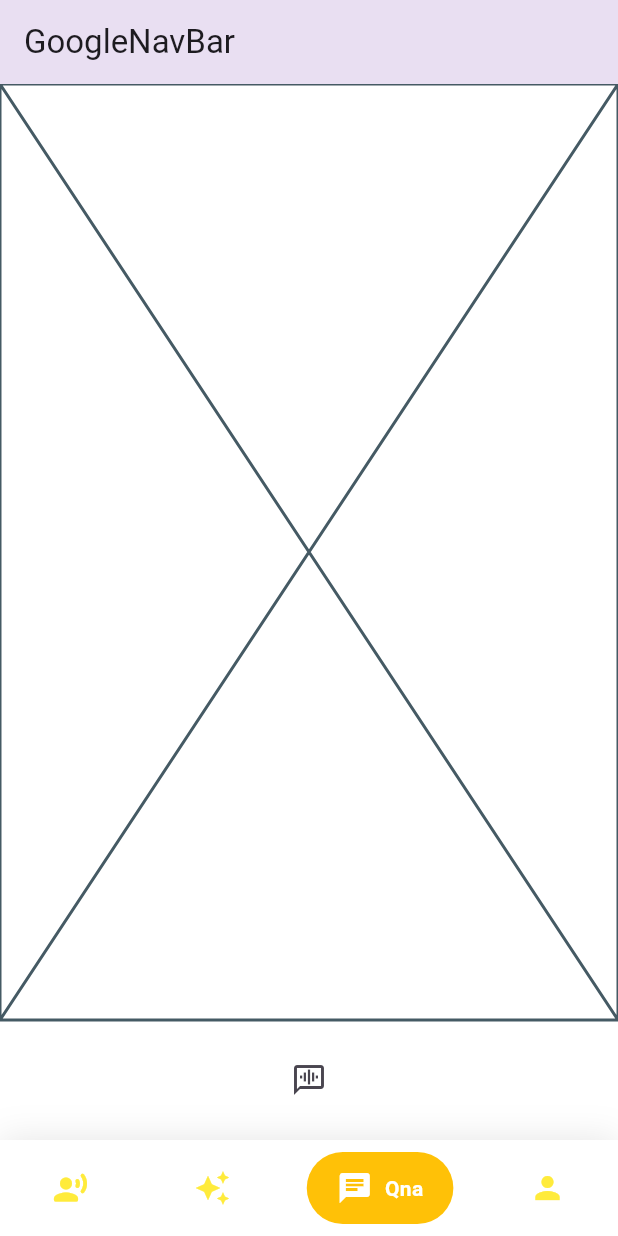
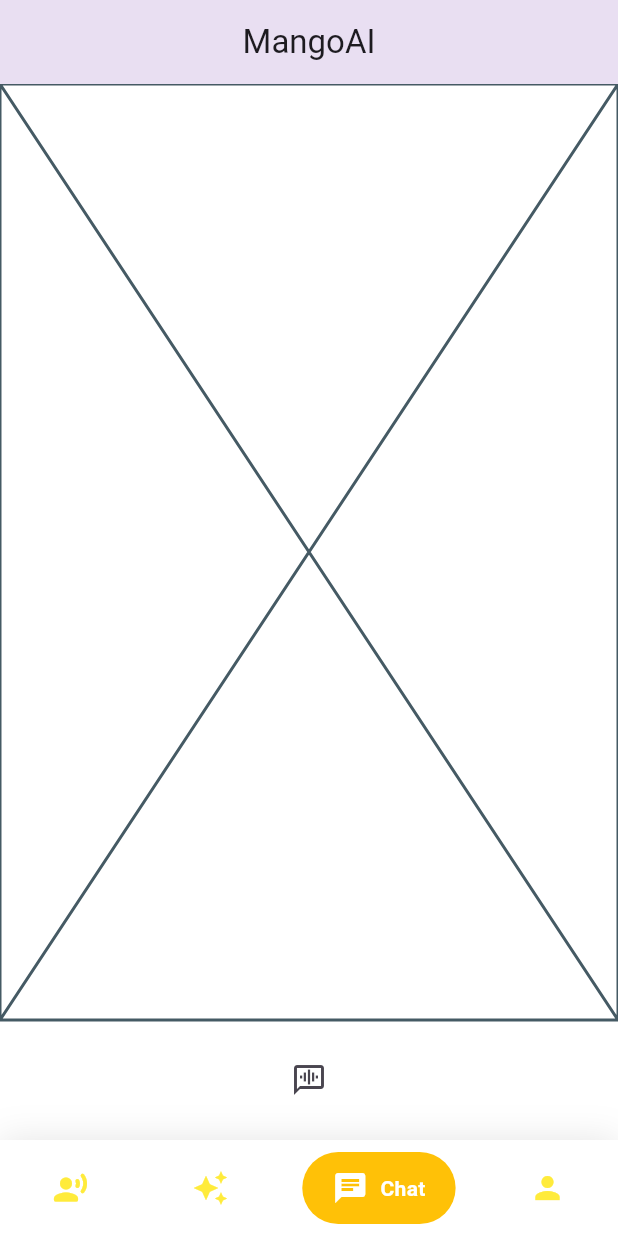
Before and after one commit to harshitrathor3/Mango_AI, a Flutter app: the screen it shows after launch, on a phone screen of 412 x 824 dp. Run offline on Flutter 3.47's test engine with Material 3 defaults, Android fonts, the phone set to English and light mode, and no system bars; drawn by our look-alikes of google_nav_bar.

Commit message:
icon added

```diff
--- a/Frontend/mango_ai/lib/main.dart
+++ b/Frontend/mango_ai/lib/main.dart
@@ -19,6 +19,12 @@ class Example extends StatefulWidget {
 
 class _ExampleState extends State<Example> {
   int _selectedIndex = 2;
+  List<String> _selectedPage = [
+    "Talk to me as",
+    "Task Automation",
+    "MangoAI",
+    "Profile"
+  ];
   static const TextStyle optionStyle =
       TextStyle(fontSize: 30, fontWeight: FontWeight.w600);
   static const List<Widget> _widgetOptions = <Widget>[
@@ -43,7 +49,12 @@ class _ExampleState extends State<Example> {
       backgroundColor: Colors.white,
       appBar: AppBar(
         elevation: 20,
-        title: const Text('GoogleNavBar'),
+        title: Center(
+          child: Text(
+            _selectedPage[_selectedIndex],
+            textAlign: TextAlign.center,
+          ),
+        ),
       ),
       body: Center(
         child: _widgetOptions.elementAt(_selectedIndex),
@@ -82,7 +93,7 @@ class _ExampleState extends State<Example> {
                 ),
                 GButton(
                   icon: Icons.chat,
-                  text: 'Qna',
+                  text: 'Chat',
                 ),
                 GButton(
                   icon: Icons.person,
--- a/Frontend/mango_ai/lib/screens/QNA.dart
+++ b/Frontend/mango_ai/lib/screens/QNA.dart
@@ -11,10 +11,13 @@ class _QNAScreenState extends State<QNAScreen> {
   bool _inputactive = false;
   @override
   Widget build(BuildContext context) {
+    var size = MediaQuery.of(context).size;
     return Column(
       children: [
         Expanded(child: Placeholder()),
-        Container(
+        AnimatedContainer(
+          duration: Duration(milliseconds: 300),
+          curve: Curves.easeIn,
           height: 80,
           child: _inputactive
               ? SizedBox(
@@ -24,20 +27,26 @@ class _QNAScreenState extends State<QNAScreen> {
                     child: Row(
                       mainAxisAlignment: MainAxisAlignment.center,
                       children: [
-                        // TextFormField(),
-                        Icon(
-                          Icons.abc,
-                          color: Colors.black,
-                        )
+                        SizedBox(
+                          width: size.width * 0.8,
+                          child: TextFormField(),
+                        ),
+                        IconButton(
+                            onPressed: () {},
+                            icon: Icon(
+                              Icons.send_rounded,
+                              size: 24,
+                              color: Colors.black,
+                            ))
                       ],
                     ),
                   ))
               : Center(
                   child: IconButton(
                       onPressed: () {
-                        setState(() {
-                          _inputactive = true;
-                        });
+                        // setState(() {
+                        //   _inputactive = true;
+                        // });
                       },
                       icon: Icon(Icons.voice_chat)),
                 ),
```
